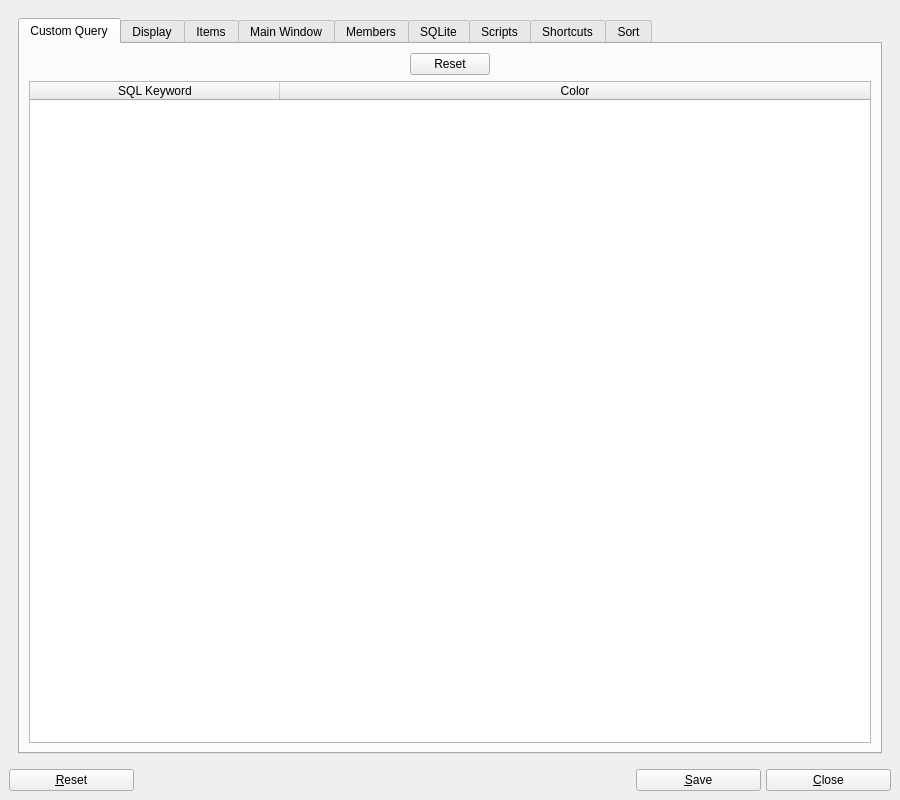
Above: UI/biblioteq_otheroptions.ui from textbrowser/biblioteq before the change. Below: the same form after it.
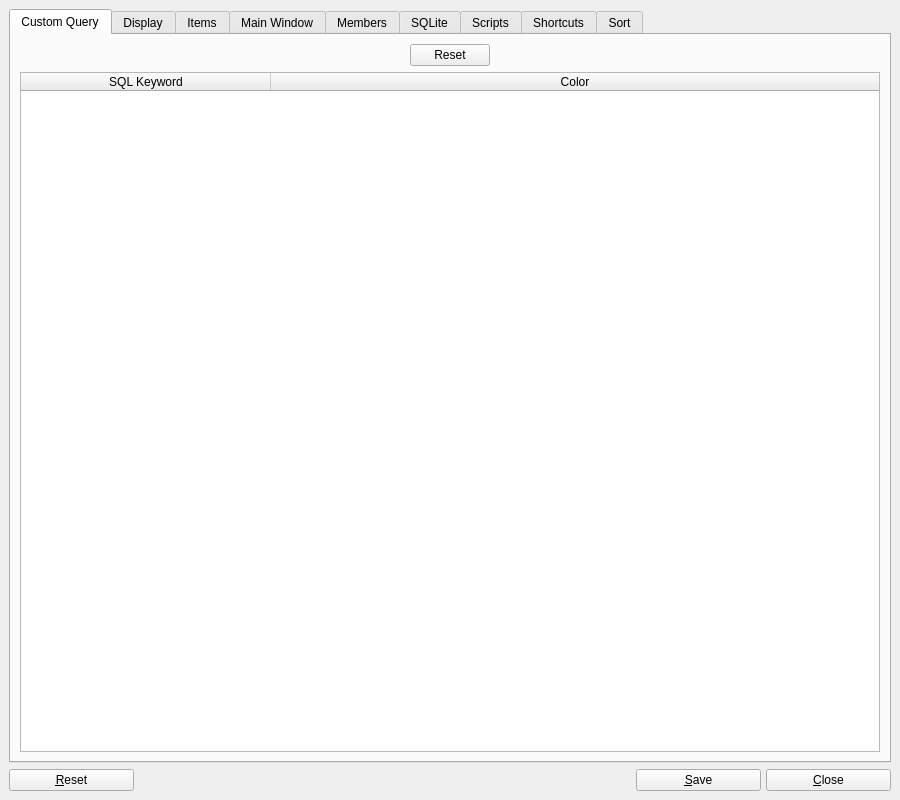
That is the form after the change. Icons and pictures are not drawn. Custom widgets are drawn as their Qt base class.

Commit message: Removed scroll area.

```diff
--- a/UI/biblioteq_otheroptions.ui
+++ b/UI/biblioteq_otheroptions.ui
@@ -20,24 +20,6 @@
   <widget class="QWidget" name="centralwidget">
    <layout class="QVBoxLayout" name="verticalLayout">
     <item>
-     <widget class="QScrollArea" name="scrollArea">
-      <property name="frameShape">
-       <enum>QFrame::Shape::NoFrame</enum>
-      </property>
-      <property name="widgetResizable">
-       <bool>true</bool>
-      </property>
-      <widget class="QWidget" name="scrollAreaWidgetContents">
-       <property name="geometry">
-        <rect>
-         <x>0</x>
-         <y>0</y>
-         <width>888</width>
-         <height>746</height>
-        </rect>
-       </property>
-       <layout class="QVBoxLayout" name="verticalLayout_2">
-        <item>
          <widget class="QTabWidget" name="tab">
           <property name="currentIndex">
            <number>0</number>
@@ -1249,10 +1231,6 @@
           </widget>
          </widget>
         </item>
-       </layout>
-      </widget>
-     </widget>
-    </item>
     <item>
      <layout class="QHBoxLayout">
       <property name="spacing">
```
Left out of the diff: 1 changed line with no effect on the pictures. Lines whose indentation alone changed are shown as unchanged.
